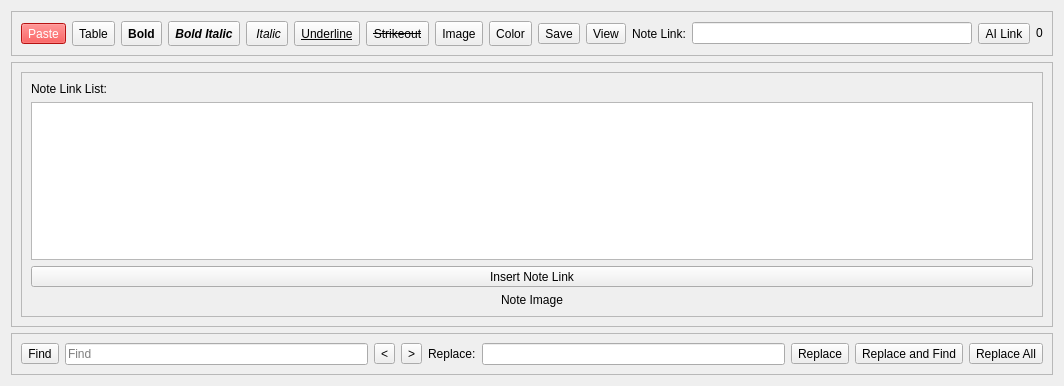
Qt form src/Notes/Notes.ui (ic005k/Knot) before a commit.
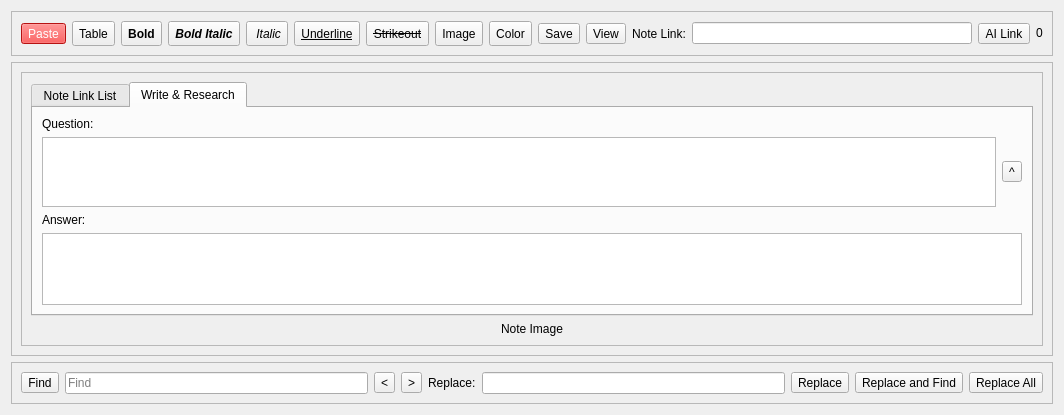
The same form after that commit. Icons and pictures are not drawn.

Commit message: New: The note editing interface now includes AI question answering.

```diff
--- a/src/Notes/Notes.ui
+++ b/src/Notes/Notes.ui
@@ -547,16 +547,17 @@
           <property name="frameShadow">
            <enum>QFrame::Shadow::Raised</enum>
           </property>
-          <layout class="QVBoxLayout" name="verticalLayout_4">
-           <item>
             <layout class="QVBoxLayout" name="verticalLayout_2">
              <item>
-              <widget class="QLabel" name="lblNoteLinkList">
-               <property name="text">
-                <string>Note Link List:</string>
-               </property>
-              </widget>
-             </item>
+            <widget class="QTabWidget" name="tabAI">
+             <property name="currentIndex">
+              <number>1</number>
+             </property>
+             <widget class="QWidget" name="tabNoteLink">
+              <attribute name="title">
+               <string>Note Link List</string>
+              </attribute>
+              <layout class="QVBoxLayout" name="verticalLayout_4">
              <item>
               <widget class="QListWidget" name="listNoteLink"/>
              </item>
@@ -573,6 +574,55 @@
                </property>
               </widget>
              </item>
+              </layout>
+             </widget>
+             <widget class="QWidget" name="tabAI">
+              <attribute name="title">
+               <string>Write &amp;&amp; Research</string>
+              </attribute>
+              <layout class="QVBoxLayout" name="verticalLayout_5">
+               <item>
+                <widget class="QLabel" name="label_2">
+                 <property name="text">
+                  <string>Question:</string>
+                 </property>
+                </widget>
+               </item>
+               <item>
+                <layout class="QHBoxLayout" name="horizontalLayout_4">
+                 <item>
+                  <widget class="QTextEdit" name="editQuestion">
+                   <property name="maximumSize">
+                    <size>
+                     <width>16777215</width>
+                     <height>150</height>
+                    </size>
+                   </property>
+                  </widget>
+                 </item>
+                 <item>
+                  <widget class="QToolButton" name="btnQuestion">
+                   <property name="text">
+                    <string>^</string>
+                   </property>
+                  </widget>
+                 </item>
+                </layout>
+               </item>
+               <item>
+                <widget class="QLabel" name="label">
+                 <property name="text">
+                  <string>Answer:</string>
+                 </property>
+                </widget>
+               </item>
+               <item>
+                <widget class="QTextEdit" name="editAnswer"/>
+               </item>
+              </layout>
+             </widget>
+            </widget>
+           </item>
              <item>
               <widget class="QLabel" name="lblNoteImage">
                <property name="text">
@@ -582,8 +632,6 @@
                 <set>Qt::AlignmentFlag::AlignCenter</set>
                </property>
               </widget>
-             </item>
-            </layout>
            </item>
           </layout>
          </widget>
```
Lines whose indentation alone changed are shown as unchanged. The commit also changes 13 other files.
